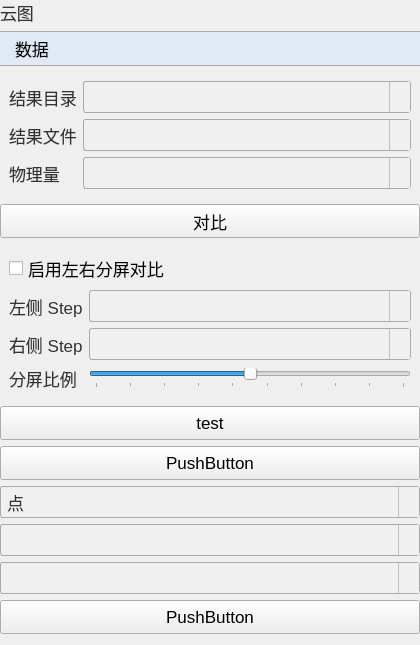
Above: plugins/Base_PostProcessing/NephogramSettingWidget.ui from asd977/base_cae before the change. Below: the same form after it.
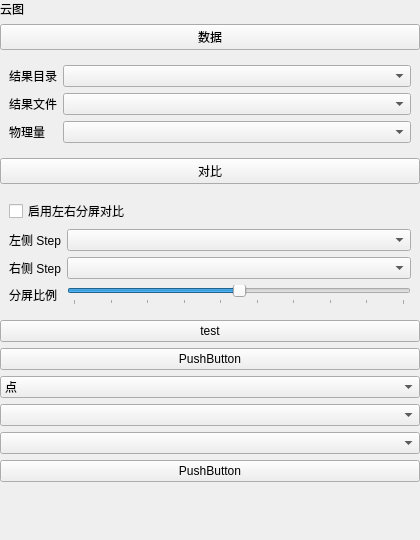
That is the form after the change. Icons and pictures are not drawn.

Commit message: fix(ui): place verticalSpacer at page root layout end

What changed in the file:
```diff
--- a/plugins/Base_PostProcessing/NephogramSettingWidget.ui
+++ b/plugins/Base_PostProcessing/NephogramSettingWidget.ui
@@ -9,103 +9,6 @@
     <width>420</width>
     <height>540</height>
    </rect>
-  </property>  <property name="styleSheet">
-   <string notr="true">QWidget{
-font-family: &quot;Microsoft YaHei&quot;, &quot;微软雅黑&quot;;
-}
-QPushButton {
-    font-size: 17px;
-    min-height: 32px;
-}
-QPushButton#pushButton {
-    background-color: rgb(224, 233, 244);
-    border-width: 1px;
-    border-color: rgb(121, 121, 121);
-    border-style: solid;
-    min-height: 33px;
-    border-top: 1px solid rgb(169, 169, 169);
-    border-bottom: 1px solid rgb(169, 169, 169);
-    border-left: none;
-    border-right: none;
-    text-align: left;
-    padding-left: 15px;
-    font-size: 17px;
-}
-QLabel {
-    font-size: 17px;
-    color: rgb(51, 51, 51);
-}
-QLabel#pageNameLabel {
-    font-size: 20px;
-    padding-left: 9px;
-    color: rgb(53, 103, 147);
-}
-QLineEdit, QTextEdit, QPlainTextEdit, QSpinBox, QDoubleSpinBox, QDateTimeEdit {
-    border: 1px solid rgb(200, 200, 200);
-    border-radius: 2px;
-    font-size: 17px;
-    min-height: 30px;
-}
-QLineEdit:focus, QTextEdit:focus, QPlainTextEdit:focus,
-QSpinBox:focus, QDoubleSpinBox:focus, QDateTimeEdit:focus {
-    border-color: rgb(100, 100, 255);
-    outline: none;
-}
-QComboBox {
-    font-size: 17px;
-    color: rgb(51, 51, 51);
-    padding-left: 6px;
-    background: rgb(240, 240, 240);
-    border: 1px solid rgb(169, 169, 169);
-    border-radius: 3px;
-    min-height: 30px;
-}
-QComboBox::drop-down {
-    subcontrol-origin: padding;
-    subcontrol-position: top right;
-    width: 20px;
-    background: rgb(240, 240, 240);
-    border-left: 1px solid rgb(190, 190, 190);
-}
-QComboBox::down-arrow {
-    image: url(:/resources/arrow_down_drawn.svg);
-    width: 12px;
-    height: 12px;
-}
-QSpinBox::up-button, QDoubleSpinBox::up-button {
-    subcontrol-origin: border;
-    subcontrol-position: top right;
-    width: 18px;
-    border-left: 1px solid rgb(190, 190, 190);
-    border-bottom: 1px solid rgb(210, 210, 210);
-    background: rgb(240, 240, 240);
-}
-QSpinBox::down-button, QDoubleSpinBox::down-button {
-    subcontrol-origin: border;
-    subcontrol-position: bottom right;
-    width: 18px;
-    border-left: 1px solid rgb(190, 190, 190);
-    background: rgb(240, 240, 240);
-}
-QSpinBox::up-arrow, QDoubleSpinBox::up-arrow {
-    image: url(:/resources/arrow_up_drawn.svg);
-    width: 10px;
-    height: 10px;
-}
-QSpinBox::down-arrow, QDoubleSpinBox::down-arrow {
-    image: url(:/resources/arrow_down_drawn.svg);
-    width: 10px;
-    height: 10px;
-}
-QRadioButton, QCheckBox, QGroupBox {
-    font-size: 17px;
-}
-QTableWidget, QTreeWidget, QListWidget {
-    font-size: 16px;
-    gridline-color: rgb(210, 210, 210);
-}
-
-</string>
   </property>
 
   <layout class="QVBoxLayout" name="verticalLayout" stretch="0,0,0,0,0,0,0,0,0,0,0,1">
```
Left out of the diff: 22 changed lines with no effect on the pictures. The commit also changes 45 other files.
